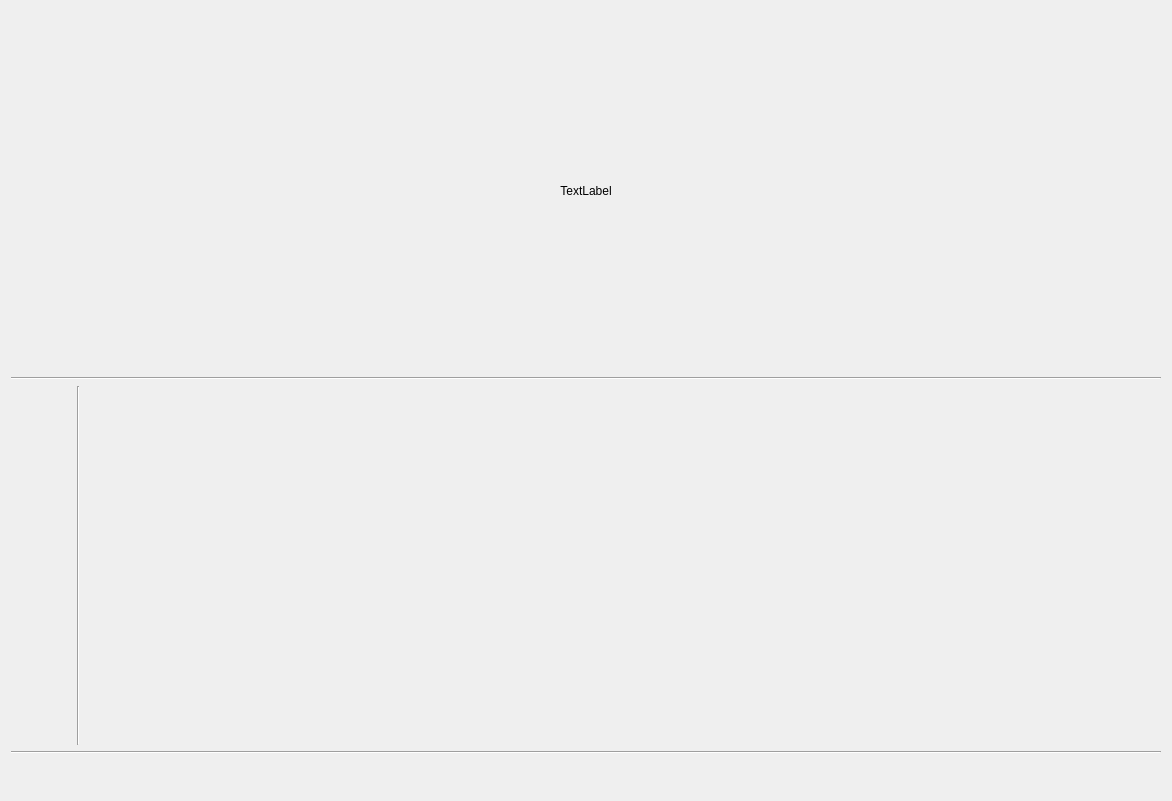
The window that microgrid_dash.ui (epcpower/st) describes before a commit, drawn with Qt 5.
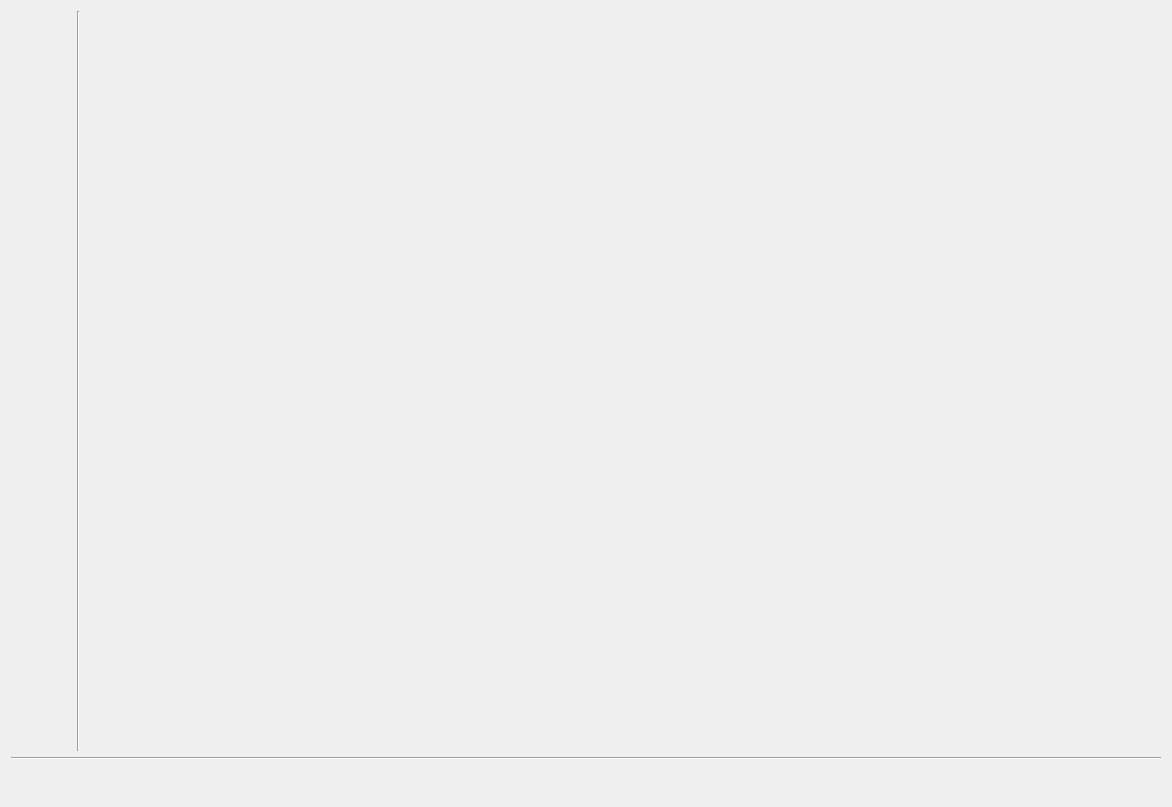
The same window after the commit. Custom widgets are drawn as their Qt base class.

Commit message:
Move device name label from device dash UI to generic device UI
Ref T216

Diff of the .ui file:
```diff
--- a/microgrid_dash.ui
+++ b/microgrid_dash.ui
@@ -7,30 +7,13 @@
     <x>0</x>
     <y>0</y>
     <width>1172</width>
-    <height>801</height>
+    <height>807</height>
    </rect>
   </property>
   <property name="windowTitle">
    <string>Form</string>
   </property>
   <layout class="QVBoxLayout" name="verticalLayout">
-   <item>
-    <widget class="QLabel" name="name">
-     <property name="text">
-      <string>TextLabel</string>
-     </property>
-     <property name="alignment">
-      <set>Qt::AlignCenter</set>
-     </property>
-    </widget>
-   </item>
-   <item>
-    <widget class="Line" name="line_4">
-     <property name="orientation">
-      <enum>Qt::Horizontal</enum>
-     </property>
-    </widget>
-   </item>
    <item>
     <layout class="QHBoxLayout" name="horizontalLayout_4">
      <property name="spacing">
```
The commit also changes 4 other files.
